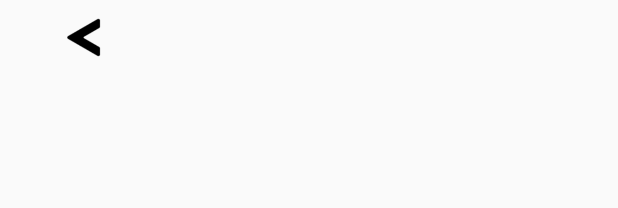
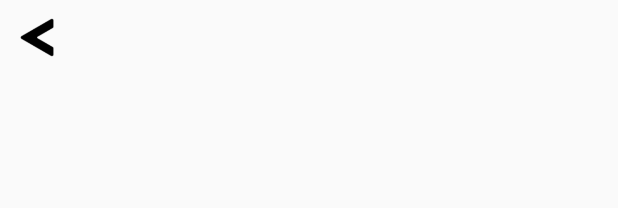
Before and after one commit to PaladinVCT/MyRepo, an Android app: the layout person_details_layout.xml on its own in the app's theme, with its tools: preview values and no code run, on a phone screen of 412 x 824 dp. Shown: the top 208 px of the screen. Run offline under Robolectric (Android 15) with nearby library versions, the phone set to English and light mode, and no system bars.

Commit message:
details activity

```diff
--- a/app/src/main/res/layout/person_details_layout.xml
+++ b/app/src/main/res/layout/person_details_layout.xml
@@ -1,22 +1,17 @@
-<ScrollView xmlns:android="http://schemas.android.com/apk/res/android"
-    android:layout_width="match_parent"
-    android:layout_height="match_parent"
-    android:fillViewport="true">
+<layout xmlns:android="http://schemas.android.com/apk/res/android"
+    xmlns:app="http://schemas.android.com/apk/res-auto">
+
+    <LinearLayout
+        android:layout_width="match_parent"
+        android:layout_height="match_parent"
+        android:fillViewport="true"
+        android:orientation="vertical">
 
 
-
-
-    <TableLayout
-        android:layout_width="match_parent"
-        android:layout_height="wrap_content"
-        android:stretchColumns="1">
-
         <ImageView
-            android:src="@drawable/back_arrow"
-            android:layout_width="wrap_content"
+            android:layout_width="50dp"
             android:layout_height="50dp"
-            android:paddingRight="300dp"
-            />
+            android:src="@drawable/back_arrow" />
 
         <ImageView
             android:id="@+id/personPhoto"
@@ -45,5 +40,7 @@
             android:layout_margin="16dp" />
 
 
-    </TableLayout>
-</ScrollView>
+    </LinearLayout>
+
+
+</layout>
```
